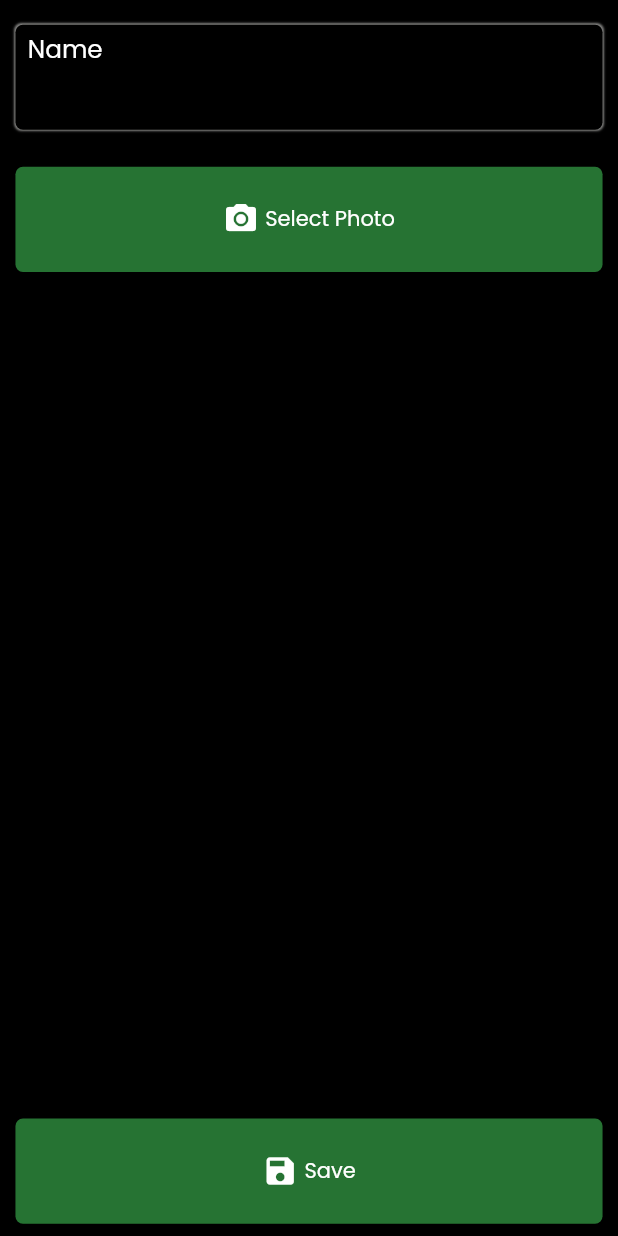
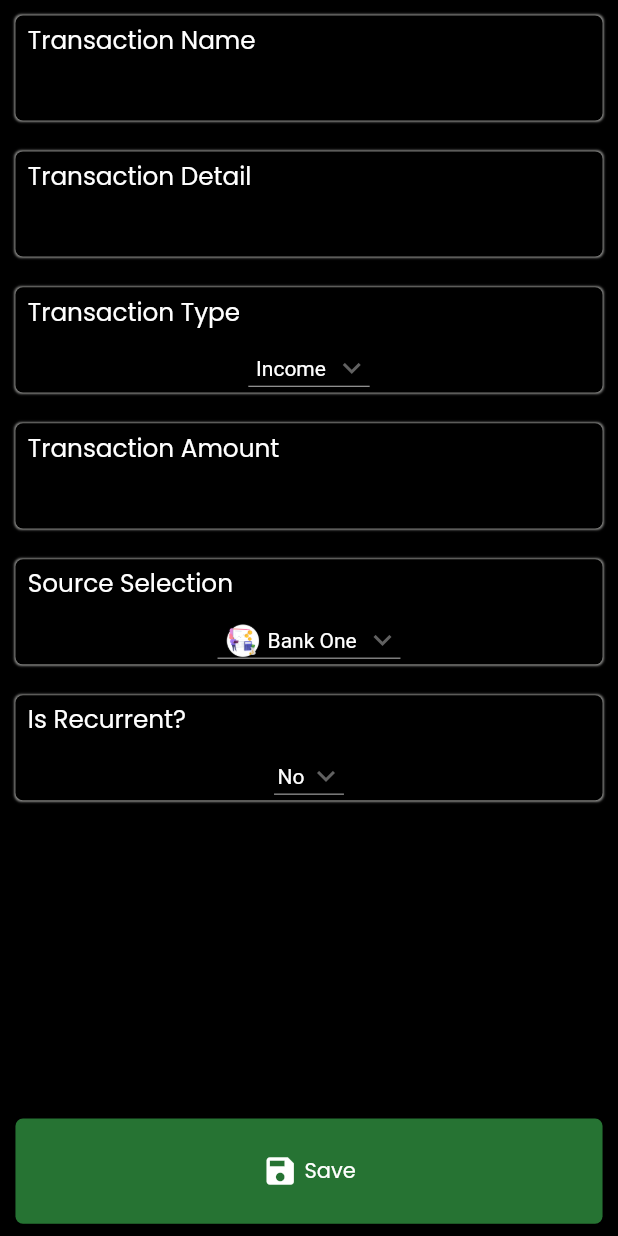
Before and after one commit to kuuhaku86/financial_tracker, a Flutter app: the screen it shows after launch, item 3 of the bottom bar chosen, after a tap on "Add New Transaction", on a phone screen of 412 x 824 dp. Run offline on Flutter 3.47's test engine with Material 2 defaults, Android fonts, the phone set to English and light mode, and no system bars; our stand-ins replace image_picker, sqflite, syncfusion_flutter_charts; accounts and stored records are empty.

Commit message:
Change: Add and finishing add transaction page

```diff
--- a/lib/Interfaces/pages/add_transaction_page.dart
+++ b/lib/Interfaces/pages/add_transaction_page.dart
@@ -0,0 +1,290 @@
+import 'dart:io';
+
+import 'package:financial_tracker/Commons/themes/colors.dart';
+import 'package:financial_tracker/Domains/sources/entities/source.dart';
+import 'package:financial_tracker/Domains/transactions/entities/transaction_type.dart';
+import 'package:financial_tracker/Interfaces/widgets/button_custom.dart';
+import 'package:financial_tracker/Interfaces/widgets/input_custom.dart';
+import 'package:flutter/material.dart';
+import 'package:image_picker/image_picker.dart';
+
+class AddTransactionPage extends StatefulWidget {
+  const AddTransactionPage({Key? key}) : super(key: key);
+  static const String route = "/main/add_transaction_page";
+
+  @override
+  State<StatefulWidget> createState() => _AddTransactionPageState();
+}
+
+class _AddTransactionPageState extends State<AddTransactionPage> {
+  final GlobalKey<FormState> _formKey = GlobalKey<FormState>();
+  final GlobalKey<ScaffoldState> _scaffoldKey = GlobalKey<ScaffoldState>();
+  final ImagePicker _picker = ImagePicker();
+  File? image;
+  TextEditingController nameController = TextEditingController();
+  TextEditingController detailController = TextEditingController();
+  List<TransactionType> transactionTypes = [
+    TransactionType(id: 1, name: "Income"),
+    TransactionType(id: 2, name: "Outcome"),
+  ];
+  late TransactionType transactionTypeSelected = transactionTypes[0];
+  List<Source> sourceList = [
+    Source(id: 1, name: "Bank One", imageRoute: "assets/images/logo.png"),
+    Source(id: 1, name: "Bank Two", imageRoute: "assets/images/logo.png"),
+    Source(id: 1, name: "Bank Three", imageRoute: "assets/images/logo.png"),
+  ];
+  late Source sourceSelected = sourceList[0];
+  final recurrentOptionList = [
+    {"name": "No", "value": false},
+    {"name": "Yes", "value": true},
+  ];
+  late Map isRecurrent = recurrentOptionList[0];
+  TextEditingController repeatableNumberOfRecurrentPeriodController =
+      TextEditingController(text: "1");
+  final listOfRecurrentPeriod = ["Days", "Months", "Years"];
+  late String recurrentPeriodSelected = listOfRecurrentPeriod[0];
+
+  @override
+  Widget build(BuildContext context) {
+    return SafeArea(
+      child: Scaffold(
+        key: _scaffoldKey,
+        backgroundColor: themeColor.primary,
+        body: Form(
+          key: _formKey,
+          child: SizedBox(
+            height: MediaQuery.of(context).size.height,
+            child: Stack(
+              children: [
+                SingleChildScrollView(
+                  child: Column(
+                    mainAxisAlignment: MainAxisAlignment.start,
+                    children: [
+                      InputCustom(
+                          title: "Transaction Name",
+                          child: TextFormField(
+                            decoration: const InputDecoration(
+                              isDense: true,
+                              contentPadding: EdgeInsets.symmetric(
+                                  horizontal: 0, vertical: 0),
+                            ),
+                            style: TextStyle(
+                              color: themeColor.text,
+                            ),
+                            controller: nameController,
+                            validator: (String? value) {
+                              if (value == null || value.isEmpty) {
+                                return 'Please enter some text';
+                              }
+                              return null;
+                            },
+                          )),
+                      InputCustom(
+                          title: "Transaction Detail",
+                          child: TextFormField(
+                            decoration: const InputDecoration(
+                              isDense: true,
+                              contentPadding: EdgeInsets.symmetric(
+                                  horizontal: 0, vertical: 0),
+                            ),
+                            style: TextStyle(
+                              color: themeColor.text,
+                            ),
+                            controller: detailController,
+                            validator: (String? value) {
+                              if (value == null || value.isEmpty) {
+                                return 'Please enter some text';
+                              }
+                              return null;
+                            },
+                          )),
+                      InputCustom(
+                        title: "Transaction Type",
+                        child: Center(
+                          child: DropdownButton(
+                            alignment: Alignment.center,
+                            dropdownColor: themeColor.primary,
+                            isDense: true,
+                            value: transactionTypeSelected,
+                            style: TextStyle(
+                              color: themeColor.text,
+                            ),
+                            icon: const Icon(
+                              Icons.keyboard_arrow_down,
+                            ),
+                            items: transactionTypes.map((TransactionType item) {
+                              return DropdownMenuItem(
+                                value: item,
+                                child: Text(item.name),
+                              );
+                            }).toList(),
+                            onChanged: (TransactionType? newValue) {
+                              setState(() {
+                                transactionTypeSelected = newValue!;
+                              });
+                            },
+                          ),
+                        ),
+                      ),
+                      InputCustom(
+                          title: "Transaction Amount",
+                          child: TextFormField(
+                            keyboardType: TextInputType.number,
+                            decoration: const InputDecoration(
+                              isDense: true,
+                              contentPadding: EdgeInsets.symmetric(
+                                  horizontal: 0, vertical: 0),
+                            ),
+                            style: TextStyle(
+                              color: themeColor.text,
+                            ),
+                            controller: nameController,
+                            validator: (String? value) {
+                              if (value == null || value.isEmpty) {
+                                return 'Please enter some number';
+                              }
+                              return null;
+                            },
+                          )),
+                      InputCustom(
+                        title: "Source Selection",
+                        child: Center(
+                          child: DropdownButton(
+                            alignment: Alignment.center,
+                            dropdownColor: themeColor.primary,
+                            isDense: true,
+                            value: sourceSelected,
+                            style: TextStyle(
+                              color: themeColor.text,
+                            ),
+                            icon: const Icon(
+                              Icons.keyboard_arrow_down,
+                            ),
+                            items: sourceList.map((Source item) {
+                              return DropdownMenuItem(
+                                value: item,
+                                child: Row(
+                                  children: [
+                                    Image(image: AssetImage(item.imageRoute)),
+                                    SizedBox(
+                                      width: MediaQuery.of(context).size.width *
+                                          0.01,
+                                    ),
+                                    Text(
+                                      item.name,
+                                      style: TextStyle(color: themeColor.text),
+                                    ),
+                                  ],
+                                ),
+                              );
+                            }).toList(),
+                            onChanged: (Source? newValue) {
+                              setState(() {
+                                sourceSelected = newValue!;
+                              });
+                            },
+                          ),
+                        ),
+                      ),
+                      InputCustom(
+                        title: "Is Recurrent?",
+                        child: Center(
+                          child: DropdownButton(
+                            alignment: Alignment.center,
+                            dropdownColor: themeColor.primary,
+                            isDense: true,
+                            value: isRecurrent,
+                            style: TextStyle(
+                              color: themeColor.text,
+                            ),
+                            icon: const Icon(
+                              Icons.keyboard_arrow_down,
+                            ),
+                            items: recurrentOptionList.map((Map item) {
+                              return DropdownMenuItem(
+                                  value: item, child: Text(item["name"]));
+                            }).toList(),
+                            onChanged: (Map? newValue) {
+                              setState(() {
+                                isRecurrent = newValue!;
+                              });
+                            },
+                          ),
+                        ),
+                      ),
+                      isRecurrent["value"]
+                          ? InputCustom(
+                              title: "Repeat Every?",
+                              child: Center(
+                                child: Row(
+                                  children: [
+                                    Expanded(
+                                      child: TextFormField(
+                                        textAlign: TextAlign.center,
+                                        keyboardType: TextInputType.number,
+                                        decoration: const InputDecoration(
+                                          isDense: true,
+                                          contentPadding: EdgeInsets.symmetric(
+                                              horizontal: 0, vertical: 0),
+                                        ),
+                                        style: TextStyle(
+                                          color: themeColor.text,
+                                        ),
+                                        controller:
+                                            repeatableNumberOfRecurrentPeriodController,
+                                        validator: (String? value) {
+                                          if (value == null || value.isEmpty) {
+                                            return 'Please enter some number';
+                                          }
+                                          return null;
+                                        },
+                                      ),
+                                    ),
+                                    Expanded(
+                                      child: Center(
+                                        child: DropdownButton(
+                                          alignment: Alignment.center,
+                                          dropdownColor: themeColor.primary,
+                                          isDense: true,
+                                          value: recurrentPeriodSelected,
+                                          style: TextStyle(
+                                            color: themeColor.text,
+                                          ),
+                                          icon: const Icon(
+                                            Icons.keyboard_arrow_down,
+                                          ),
+                                          items: listOfRecurrentPeriod
+                                              .map((String item) {
+                                            return DropdownMenuItem(
+                                                value: item, child: Text(item));
+                                          }).toList(),
+                                          onChanged: (String? newValue) {
+                                            setState(() {
+                                              recurrentPeriodSelected =
+                                                  newValue!;
+                                            });
+                                          },
+                                        ),
+                                      ),
+                                    ),
+                                  ],
+                                ),
+                              ),
+                            )
+                          : Container()
+                    ],
+                  ),
+                ),
+                Positioned(
+                  bottom: 0.0,
+                  child: ButtonCustom(
+                      icon: Icons.save, text: "Save", onTap: () {}),
+                ),
+              ],
+            ),
+          ),
+        ),
+      ),
+    );
+  }
+}
--- a/lib/Interfaces/pages/income_source_page.dart
+++ b/lib/Interfaces/pages/income_source_page.dart
@@ -18,14 +18,6 @@ class _IncomeSourcePageState extends State<IncomeSourcePage> {
   List<Source> sourceList = [
     Source(id: 1, name: "Bank One", imageRoute: "assets/images/logo.png"),
     Source(id: 1, name: "Bank Two", imageRoute: "assets/images/logo.png"),
-    Source(id: 1, name: "Bank Three", imageRoute: "assets/images/logo.png"),
-    Source(id: 1, name: "Bank Three", imageRoute: "assets/images/logo.png"),
-    Source(id: 1, name: "Bank Three", imageRoute: "assets/images/logo.png"),
-    Source(id: 1, name: "Bank Three", imageRoute: "assets/images/logo.png"),
-    Source(id: 1, name: "Bank Three", imageRoute: "assets/images/logo.png"),
-    Source(id: 1, name: "Bank Three", imageRoute: "assets/images/logo.png"),
-    Source(id: 1, name: "Bank Three", imageRoute: "assets/images/logo.png"),
-    Source(id: 1, name: "Bank Three", imageRoute: "assets/images/logo.png"),
     Source(id: 1, name: "Bank Three", imageRoute: "assets/images/logo.png"),
   ];
 
--- a/lib/Interfaces/pages/transaction_page.dart
+++ b/lib/Interfaces/pages/transaction_page.dart
@@ -1,7 +1,7 @@
 import 'package:financial_tracker/Commons/themes/colors.dart';
 import 'package:financial_tracker/Domains/sources/entities/source.dart';
 import 'package:financial_tracker/Domains/transactions/entities/transaction.dart';
-import 'package:financial_tracker/Interfaces/pages/add_income_source_page.dart';
+import 'package:financial_tracker/Interfaces/pages/add_transaction_page.dart';
 import 'package:financial_tracker/Interfaces/widgets/button_custom.dart';
 import 'package:financial_tracker/Interfaces/widgets/list_tile_custom.dart';
 import 'package:financial_tracker/Interfaces/widgets/transaction_page/transaction_tile.dart';
@@ -88,7 +88,7 @@ class _TransactionPageState extends State<TransactionPage> {
                 icon: Icons.add,
                 text: "Add New Transaction",
                 onTap: () {
-                  Navigator.pushNamed(context, AddIncomeSourcePage.route);
+                  Navigator.pushNamed(context, AddTransactionPage.route);
                 }),
           ),
         ],
--- a/lib/Interfaces/widgets/input_custom.dart
+++ b/lib/Interfaces/widgets/input_custom.dart
@@ -13,7 +13,7 @@ class InputCustom extends StatelessWidget {
       height: MediaQuery.of(context).size.height * 0.085,
       margin: EdgeInsets.symmetric(
         horizontal: MediaQuery.of(context).size.width * 0.025,
-        vertical: MediaQuery.of(context).size.height * 0.02,
+        vertical: MediaQuery.of(context).size.height * 0.0125,
       ),
       padding: EdgeInsets.symmetric(
         horizontal: MediaQuery.of(context).size.width * 0.02,
--- a/lib/main.dart
+++ b/lib/main.dart
@@ -1,4 +1,5 @@
 import 'package:financial_tracker/Interfaces/pages/add_income_source_page.dart';
+import 'package:financial_tracker/Interfaces/pages/add_transaction_page.dart';
 import 'package:financial_tracker/Interfaces/pages/home_page.dart';
 import 'package:financial_tracker/Interfaces/pages/income_source_page.dart';
 import 'package:financial_tracker/Interfaces/pages/main_page.dart';
@@ -17,6 +18,7 @@ void main() {
       HomePage.route: (context) => const HomePage(),
       IncomeSourcePage.route: (context) => const IncomeSourcePage(),
       AddIncomeSourcePage.route: (context) => const AddIncomeSourcePage(),
+      AddTransactionPage.route: (context) => const AddTransactionPage(),
     },
   ));
 }
```
